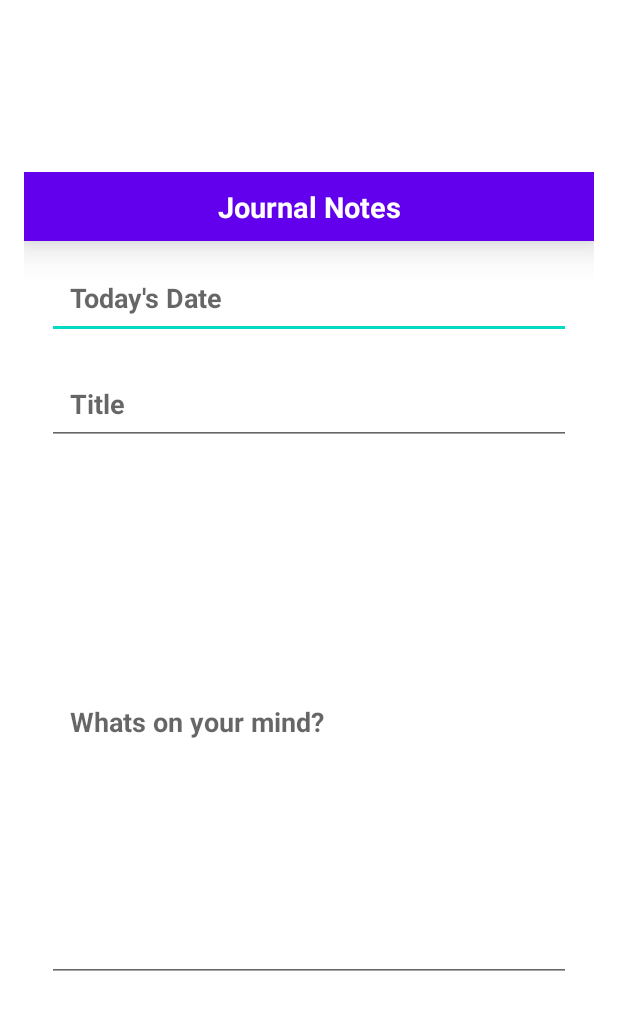
After one commit to harshryadav/BulletJournal, an Android app: the layout add_item.xml on its own in the app's theme, with its tools: preview values and no code run, on a phone screen of 412 x 824 dp. The commit adds this screen. Shown: the top 1010 px of the screen. Run offline under Robolectric (Android 15) with nearby library versions, the phone set to English and light mode, and no system bars.

Commit message:
New Journal2 Changes

```diff
--- a/BulletJournal/app/src/main/java/com/example/bulletjournal/MainPage.kt
+++ b/BulletJournal/app/src/main/java/com/example/bulletjournal/MainPage.kt
@@ -14,7 +14,7 @@ class MainPage: AppCompatActivity() {
         setContentView(R.layout.activity_homepage)
         initializeUI()
         btnJournal.setOnClickListener {
-            startActivity(Intent(this@MainPage, Journal::class.java))
+            startActivity(Intent(this@MainPage, Journal2::class.java))
         }
 
         btnGoals.setOnClickListener {
--- /dev/null
+++ b/BulletJournal/app/src/main/res/drawable-v24/ic_warning.xml
@@ -0,0 +1,5 @@
+<vector android:height="24dp" android:tint="#FE0000"
+    android:viewportHeight="24" android:viewportWidth="24"
+    android:width="24dp" xmlns:android="http://schemas.android.com/apk/res/android">
+    <path android:fillColor="@android:color/white" android:pathData="M1,21h22L12,2 1,21zM13,18h-2v-2h2v2zM13,14h-2v-4h2v4z"/>
+</vector>
--- /dev/null
+++ b/BulletJournal/app/src/main/res/drawable/ic_baseline_add_24.xml
@@ -0,0 +1,5 @@
+<vector android:height="24dp" android:tint="#000000"
+    android:viewportHeight="24" android:viewportWidth="24"
+    android:width="24dp" xmlns:android="http://schemas.android.com/apk/res/android">
+    <path android:fillColor="@android:color/white" android:pathData="M19,13h-6v6h-2v-6H5v-2h6V5h2v6h6v2z"/>
+</vector>
--- /dev/null
+++ b/BulletJournal/app/src/main/res/drawable/ic_baseline_more_horiz_24.xml
@@ -0,0 +1,5 @@
+<vector android:height="24dp" android:tint="#000000"
+    android:viewportHeight="24" android:viewportWidth="24"
+    android:width="24dp" xmlns:android="http://schemas.android.com/apk/res/android">
+    <path android:fillColor="@android:color/white" android:pathData="M6,10c-1.1,0 -2,0.9 -2,2s0.9,2 2,2 2,-0.9 2,-2 -0.9,-2 -2,-2zM18,10c-1.1,0 -2,0.9 -2,2s0.9,2 2,2 2,-0.9 2,-2 -0.9,-2 -2,-2zM12,10c-1.1,0 -2,0.9 -2,2s0.9,2 2,2 2,-0.9 2,-2 -0.9,-2 -2,-2z"/>
+</vector>
--- /dev/null
+++ b/BulletJournal/app/src/main/res/layout/add_item.xml
@@ -0,0 +1,80 @@
+<?xml version="1.0" encoding="utf-8"?>
+<LinearLayout
+    xmlns:android="http://schemas.android.com/apk/res/android"
+    android:layout_width="match_parent"
+    android:layout_height="match_parent"
+    android:orientation="vertical"
+    android:gravity="center"
+    >
+
+
+    <LinearLayout
+        android:layout_width="match_parent"
+        android:layout_height="594dp"
+        android:layout_margin="16dp"
+        android:orientation="vertical">
+
+        <TextView
+            android:layout_width="match_parent"
+            android:layout_height="wrap_content"
+            android:layout_gravity="center"
+            android:background="@color/purple_500"
+            android:elevation="15dp"
+            android:gravity="center"
+            android:padding="10dp"
+            android:text="Journal Notes"
+            android:textColor="@color/white"
+            android:textSize="19sp"
+            android:textStyle="bold" />
+
+        <EditText
+            android:id="@+id/date"
+            android:layout_width="match_parent"
+            android:layout_height="wrap_content"
+            android:layout_marginLeft="15dp"
+            android:layout_marginTop="10dp"
+            android:layout_marginRight="15dp"
+            android:layout_marginBottom="5dp"
+            android:hint="Today's Date"
+            android:inputType="datetime"
+            android:padding="15dp"
+            android:textColor="@color/purple_500"
+            android:textSize="18sp"
+            android:textStyle="bold" />
+
+        <EditText
+            android:id="@+id/userName"
+            android:layout_width="match_parent"
+            android:layout_height="wrap_content"
+            android:layout_marginLeft="15dp"
+            android:layout_marginTop="10dp"
+            android:layout_marginRight="15dp"
+            android:layout_marginBottom="5dp"
+
+            android:hint="Title"
+            android:inputType="textPersonName"
+            android:padding="15dp"
+            android:textColor="@color/purple_500"
+            android:textSize="18sp"
+            android:textStyle="bold" />
+
+        <EditText
+            android:id="@+id/userNo"
+            android:layout_width="match_parent"
+            android:layout_height="347dp"
+            android:layout_marginLeft="15dp"
+            android:layout_marginTop="5dp"
+            android:layout_marginRight="15dp"
+            android:layout_marginBottom="15dp"
+
+            android:hint="Whats on your mind?"
+            android:inputType="textMultiLine"
+            android:padding="15dp"
+            android:textColor="@color/purple_500"
+            android:textSize="18sp"
+            android:textStyle="bold" />
+
+
+    </LinearLayout>
+
+</LinearLayout>
```
Also changed, not shown: BulletJournal/app/src/main/java/com/example/bulletjournal/Journal2.kt (added, +77 -0 lines), BulletJournal/app/src/main/java/com/example/bulletjournal/model/UserData.kt (added, +7 -0 lines), BulletJournal/app/src/main/java/com/example/bulletjournal/view/UserAdapter.kt (added, +113 -0 lines), BulletJournal/app/src/main/res/drawable-v24/ic_add.xml (added, +10 -0 lines), BulletJournal/app/src/main/res/layout/journal.xml (deleted, +0 -31 lines), BulletJournal/app/src/main/res/layout/journal3.xml (added, +35 -0 lines), BulletJournal/app/src/main/res/layout/list_item.xml (added, +54 -0 lines), BulletJournal/app/src/main/res/menu/show_menu.xml (added, +15 -0 lines), 1 other file.
